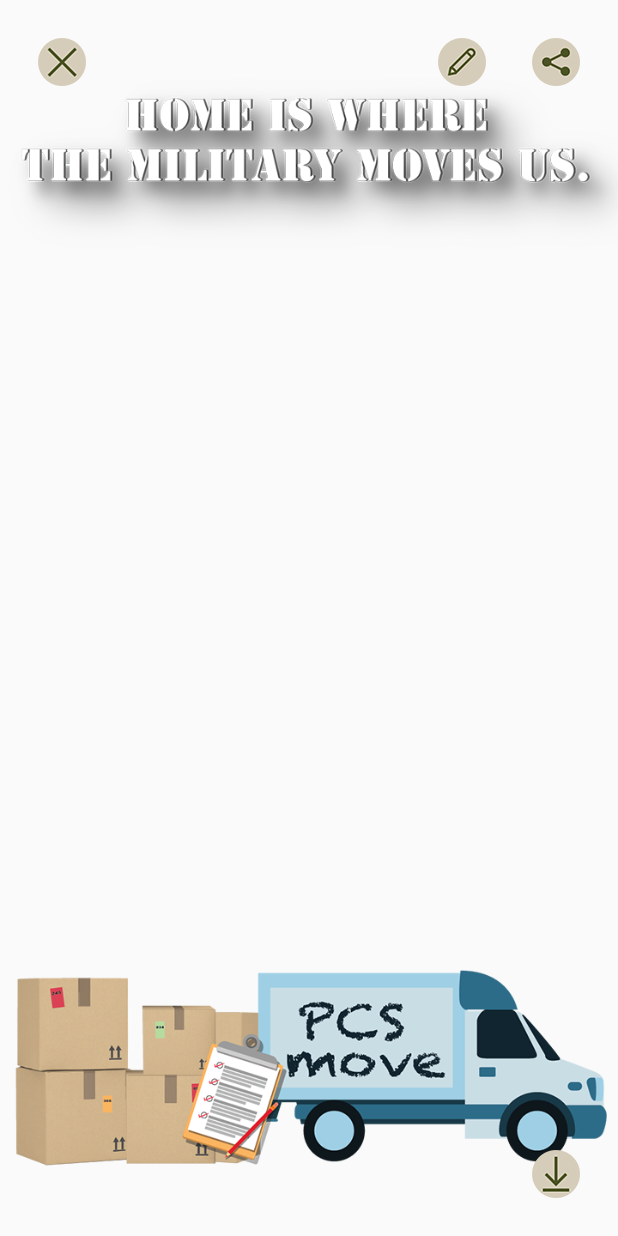
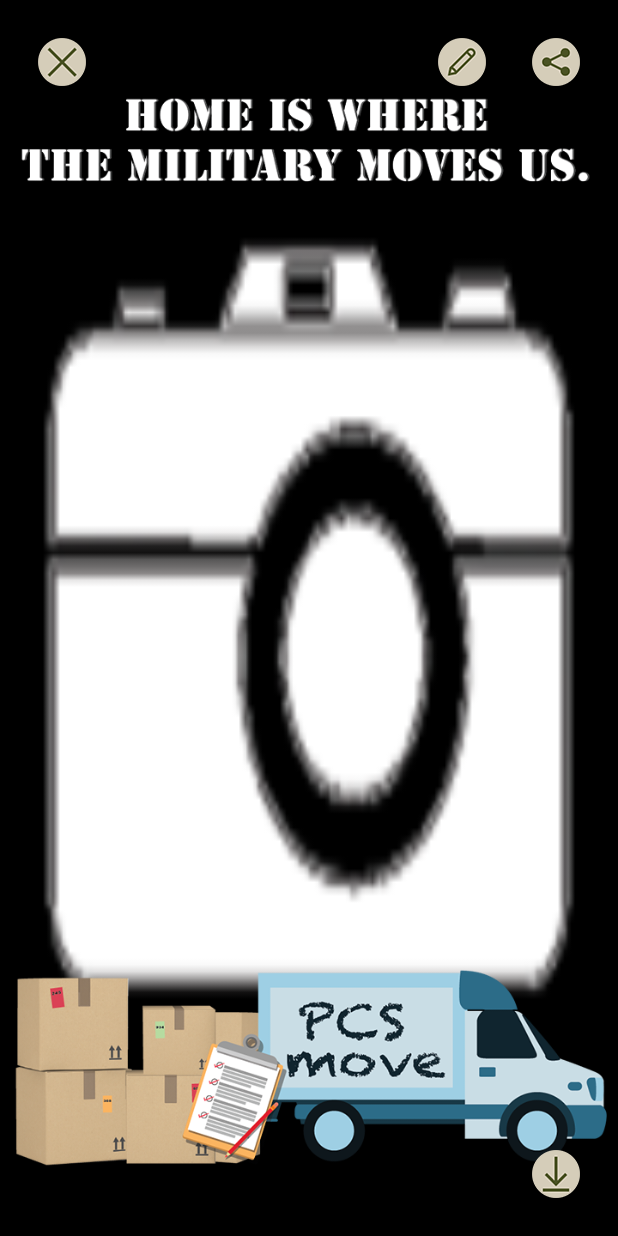
Before and after one commit to YangTingMobile/TigerCam, an Android app: the MainActivity screen opened directly, with no data from a screen before it, on a phone screen of 412 x 824 dp. Run offline under Robolectric (Android 15) with nearby library versions, the phone set to English and light mode, and no system bars; our stand-ins replace Firebase (no records; nobody signed in at launch, a user with empty details on screens opened directly); libraries missing offline, so code that uses them is left out: com.adobe.creativesdk; 6 statements that could not run were skipped.

Commit message:
Signed-off-by: Arnold Gansz <tomorrow8389@gmail.com> Signed-off-by: YangTingMobile <yangting705@163.com>

```diff
--- a/app/src/main/AndroidManifest.xml
+++ b/app/src/main/AndroidManifest.xml
@@ -5,6 +5,7 @@
     <uses-permission android:name="android.permission.WRITE_EXTERNAL_STORAGE" android:maxSdkVersion="23" />
     <uses-permission android:name="android.permission.CAMERA" />
     <uses-permission android:name="android.permission.READ_EXTERNAL_STORAGE" />
+    <uses-permission android:name="android.permission.INTERNET" />
 
     <application
         android:name=".EditPhotoWithAdobeMainApplication"
@@ -18,7 +19,8 @@
 
         <activity
             android:name=".MainActivity"
-            android:configChanges="orientation|keyboardHidden|screenSize" />
+            android:screenOrientation="portrait"
+            android:theme="@style/AppTheme.NoActionBar" />
 
         <activity
             android:name=".EditPhotoWithAdobe"
--- a/app/src/main/java/ctd/solutions/tigercam/com/MainActivity.java
+++ b/app/src/main/java/ctd/solutions/tigercam/com/MainActivity.java
@@ -3,6 +3,7 @@ package ctd.solutions.tigercam.com;
 import android.Manifest;
 import android.annotation.SuppressLint;
 import android.app.AlertDialog;
+import android.app.ProgressDialog;
 import android.content.DialogInterface;
 import android.content.Intent;
 import android.content.pm.PackageManager;
@@ -35,6 +36,15 @@ import android.widget.ImageView;
 import android.widget.Toast;
 
 import com.adobe.creativesdk.aviary.AdobeImageIntent;
+import com.google.android.gms.tasks.OnFailureListener;
+import com.google.android.gms.tasks.OnSuccessListener;
+import com.google.firebase.database.DataSnapshot;
+import com.google.firebase.database.DatabaseError;
+import com.google.firebase.database.DatabaseReference;
+import com.google.firebase.database.FirebaseDatabase;
+import com.google.firebase.database.ValueEventListener;
+import com.google.firebase.storage.FirebaseStorage;
+import com.google.firebase.storage.StorageReference;
 
 import java.io.File;
 import java.io.FileOutputStream;
@@ -47,6 +57,8 @@ import java.util.HashMap;
 import java.util.List;
 import java.util.Map;
 import java.util.Random;
+
+import ctd.solutions.tigercam.com.model.Upload;
 
 public class MainActivity extends FragmentActivity implements ViewPager.OnPageChangeListener {
 
@@ -63,6 +75,7 @@ public class MainActivity extends FragmentActivity implements ViewPager.OnPageCh
     private ImageButton btnRestart, btnSave, btnShare, btnEdit;
     private ImageView ivPhoto;
     private Button btnSelectFromGallery;
+    private ProgressDialog progressDialog;
     private String mCurrentPhotoPath;
     private static final String JPEG_FILE_PREFIX = "IMG_";
     private static final String JPEG_FILE_SUFFIX = ".jpg";
@@ -70,6 +83,7 @@ public class MainActivity extends FragmentActivity implements ViewPager.OnPageCh
     public static final String TAG = "MainActivity";
     File image;
     String strMethod, strImagePath;
+    ArrayList<String> mFilters = new ArrayList<String>();
 
     private View mContentView;
     private final Handler mHideHandler = new Handler();
@@ -100,6 +114,8 @@ public class MainActivity extends FragmentActivity implements ViewPager.OnPageCh
             hide();
         }
     };
+
+    private DatabaseReference mDatabase;
 
 
     @Override
@@ -153,14 +169,9 @@ public class MainActivity extends FragmentActivity implements ViewPager.OnPageCh
 //                startActivity(intent);
 
                 try {
-                    if (strMethod.equals("0")) {
-                        finish();
-                    } else {
-                        Intent intent = new Intent(MainActivity.this, CameraActivity.class);
-                        startActivity(intent);
-                        finish();
-                    }
-
+                    Intent intent = new Intent(MainActivity.this, CameraActivity.class);
+                    startActivity(intent);
+                    finish();
                 } catch (Exception e) {
                     Intent intent = new Intent(MainActivity.this, CameraActivity.class);
                     startActivity(intent);
@@ -221,6 +232,35 @@ public class MainActivity extends FragmentActivity implements ViewPager.OnPageCh
             mPager = (ViewPager) findViewById(R.id.pager);
             mPager.setAdapter(cAdapter);
         }
+
+        onDownloadFilter();
+    }
+
+    private void onDownloadFilter() {
+        progressDialog = new ProgressDialog(this);
+        progressDialog.setMessage("Please wait...");
+        progressDialog.show();
+        mDatabase = FirebaseDatabase.getInstance().getReference("TigerCam");
+
+        mDatabase.addValueEventListener(new ValueEventListener() {
+            @Override
+            public void onDataChange(DataSnapshot snapshot) {
+                //dismissing the progress dialog
+                progressDialog.dismiss();
+
+                //iterating through all the values in database
+                for (DataSnapshot postSnapshot : snapshot.getChildren()) {
+                    Upload upload = postSnapshot.getValue(Upload.class);
+                    mFilters.add(upload.getUrl());
+                }
+                //creating adapter
+            }
+
+            @Override
+            public void onCancelled(DatabaseError databaseError) {
+                progressDialog.dismiss();
+            }
+        });
     }
 
     @Override
--- a/app/src/main/java/ctd/solutions/tigercam/com/SimpleViewsFragment.java
+++ b/app/src/main/java/ctd/solutions/tigercam/com/SimpleViewsFragment.java
@@ -65,8 +65,11 @@ public class SimpleViewsFragment extends Fragment {
     }
 
     private void skipToMainActivity() {
-        Intent goToMainActivityIntent = new Intent(getActivity(), MainActivity.class);
+//        Intent goToMainActivityIntent = new Intent(getActivity(), MainActivity.class);
+        Intent goToMainActivityIntent = new Intent(getActivity(), CameraActivity.class);
+        goToMainActivityIntent.setFlags(Intent.FLAG_ACTIVITY_CLEAR_TOP);
         startActivity(goToMainActivityIntent);
+        getActivity().finish();
     }
 
     @Override
--- a/app/src/main/res/layout/activity_image_fragment.xml
+++ b/app/src/main/res/layout/activity_image_fragment.xml
@@ -1,26 +1,26 @@
 <?xml version="1.0" encoding="utf-8"?>
 <RelativeLayout xmlns:android="http://schemas.android.com/apk/res/android"
     android:layout_width="match_parent"
-    android:layout_height="match_parent" >
+    android:layout_height="match_parent">
 
 
     <ImageView
         android:id="@+id/imageView"
-        android:layout_width="wrap_content"
-        android:layout_height="wrap_content"
-        android:src="@drawable/camera"
+        android:layout_width="match_parent"
+        android:layout_height="match_parent"
+        android:layout_centerHorizontal="true"
         android:layout_centerVertical="true"
-        android:layout_centerHorizontal="true"
-        />
+        android:adjustViewBounds="true"
+        android:scaleType="centerCrop"
+        android:background="@drawable/camera" />
 
 
     <ImageView
         android:id="@+id/imageView1"
         android:layout_width="wrap_content"
         android:layout_height="wrap_content"
-        android:src="@drawable/a1"
         android:layout_alignParentBottom="true"
-        />
+        android:src="@drawable/a1" />
 
 
 </RelativeLayout>
```
Also changed, not shown: app/src/main/java/ctd/solutions/tigercam/com/CameraActivity.java (+14 -2 lines), app/src/main/java/ctd/solutions/tigercam/com/model/Upload.java (added, +31 -0 lines).
